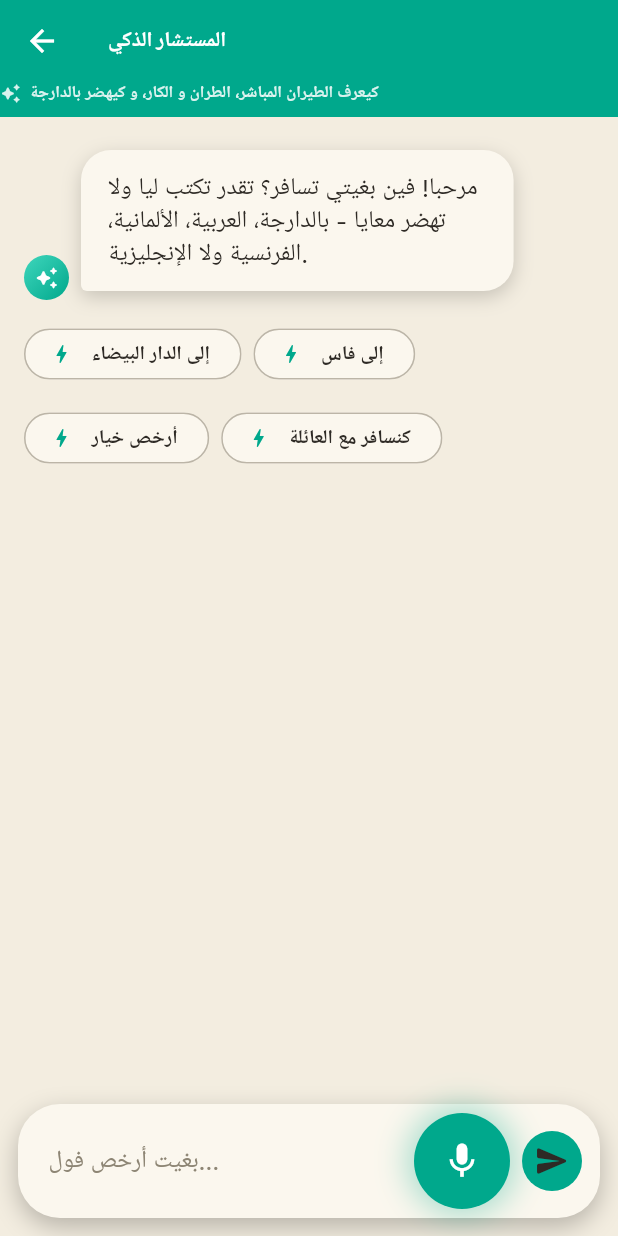
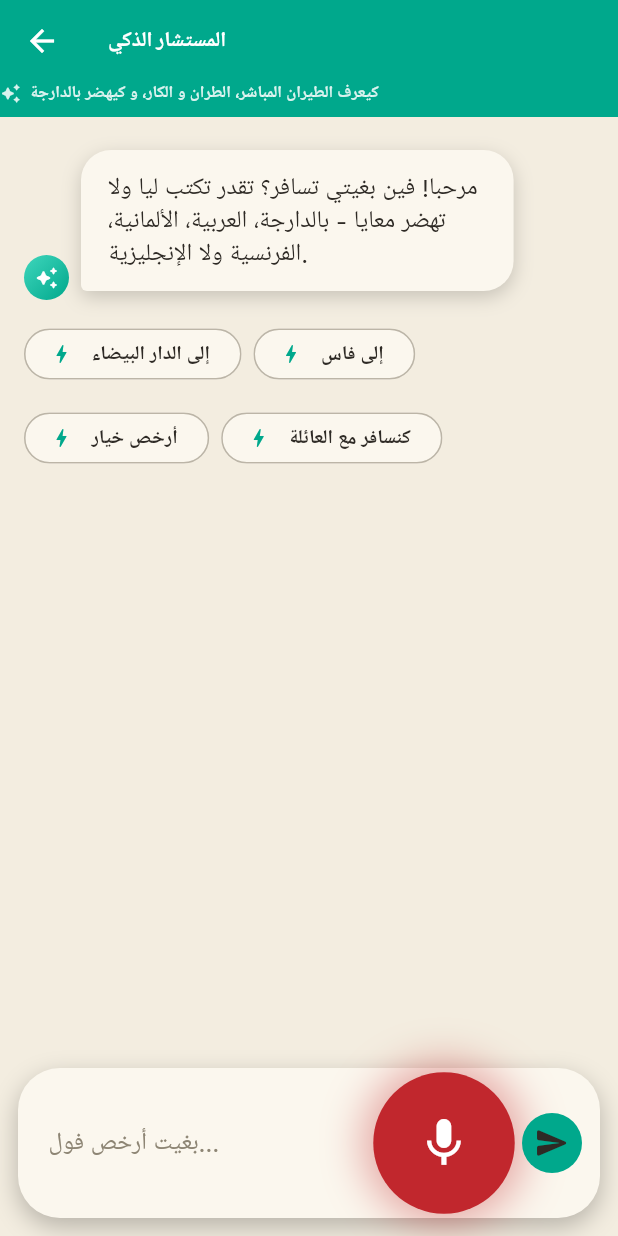
Before and after one commit to bakr1100-cyber/Bakr, a Flutter app: the AiChatScreen screen opened directly, after a tap on the "mic none" icon, on a phone screen of 412 x 824 dp. Run offline on Flutter 3.47's test engine with Material 3 defaults, Android fonts, the phone set to English and light mode, and no system bars; our stand-ins replace firebase_core, firebase_messaging, flutter_local_notifications, flutter_tts, google_fonts, shared_preferences and 1 more; accounts and stored records are empty.

Commit message:
Make the mic button's listening state unmistakable, not just color-coded
The button was red while idle and green while listening - backwards from
the near-universal 'record button turns red while recording' convention
(camera apps, voice memos) - and was reported live as being mistaken for
the opposite, leading to speaking into a mic that wasn't actually
listening. Swapped the colors to match that convention, and it now also
grows noticeably larger and gently pulses while listening, so the state
reads correctly even without relying on color alone.

```diff
--- a/lib/widgets/voice_mic_button.dart
+++ b/lib/widgets/voice_mic_button.dart
@@ -3,7 +3,14 @@ import 'package:flutter/material.dart';
 import '../core/localization/app_localizations.dart';
 import '../core/theme/app_theme.dart';
 
-class VoiceMicButton extends StatelessWidget {
+/// Per explicit user feedback: the button used to be red while idle and
+/// green while listening - which is backwards from the near-universal
+/// "record button turns red while recording" convention (camera apps,
+/// voice memos), and was genuinely mistaken for the opposite. Listening is
+/// now red (matching that convention) and idle is green; it also grows
+/// larger and gently pulses while listening, so the state is unmistakable
+/// even without reading the color at all.
+class VoiceMicButton extends StatefulWidget {
   const VoiceMicButton({
     super.key,
     required this.isListening,
@@ -14,38 +21,87 @@ class VoiceMicButton extends StatelessWidget {
   final VoidCallback? onPressed;
 
   @override
+  State<VoiceMicButton> createState() => _VoiceMicButtonState();
+}
+
+class _VoiceMicButtonState extends State<VoiceMicButton>
+    with SingleTickerProviderStateMixin {
+  static const _idleSize = 64.0;
+  static const _listeningSize = 88.0;
+
+  late final AnimationController _pulseController = AnimationController(
+    vsync: this,
+    duration: const Duration(milliseconds: 900),
+  );
+  late final Animation<double> _pulse = Tween<double>(begin: 1, end: 1.08).animate(
+    CurvedAnimation(parent: _pulseController, curve: Curves.easeInOut),
+  );
+
+  @override
+  void didUpdateWidget(VoiceMicButton oldWidget) {
+    super.didUpdateWidget(oldWidget);
+    _syncPulse();
+  }
+
+  @override
+  void didChangeDependencies() {
+    super.didChangeDependencies();
+    _syncPulse();
+  }
+
+  void _syncPulse() {
+    if (widget.isListening && !AppMotion.reduced(context)) {
+      if (!_pulseController.isAnimating) _pulseController.repeat(reverse: true);
+    } else {
+      _pulseController.stop();
+      _pulseController.value = 0;
+    }
+  }
+
+  @override
+  void dispose() {
+    _pulseController.dispose();
+    super.dispose();
+  }
+
+  @override
   Widget build(BuildContext context) {
     final scheme = Theme.of(context).colorScheme;
-    final enabled = onPressed != null;
+    final enabled = widget.onPressed != null;
+    final size = widget.isListening ? _listeningSize : _idleSize;
+
     return AnimatedOpacity(
       duration: AppMotion.fast,
       opacity: enabled ? 1 : 0.4,
+      child: ScaleTransition(
+        scale: _pulse,
         child: AnimatedContainer(
-        duration: AppMotion.fast,
+          duration: AppMotion.medium,
           curve: AppMotion.curve,
-        width: 64,
-        height: 64,
+          width: size,
+          height: size,
           decoration: BoxDecoration(
             shape: BoxShape.circle,
-          color: isListening ? scheme.primary : scheme.secondary,
-          boxShadow: isListening
+            color: widget.isListening ? scheme.secondary : scheme.primary,
+            boxShadow: widget.isListening
                 ? [
                     BoxShadow(
-                    color: scheme.primary.withValues(alpha: 0.35),
-                    blurRadius: 18,
-                    spreadRadius: 4,
+                      color: scheme.secondary.withValues(alpha: 0.4),
+                      blurRadius: 22,
+                      spreadRadius: 6,
                     ),
                   ]
                 : null,
           ),
           child: IconButton(
-          tooltip:
-              AppLocalizations.of(context).t(isListening ? 'stopVoiceInput' : 'startVoiceInput'),
-          onPressed: onPressed,
+            tooltip: AppLocalizations.of(context)
+                .t(widget.isListening ? 'stopVoiceInput' : 'startVoiceInput'),
+            onPressed: widget.onPressed,
             icon: Icon(
-            isListening ? Icons.mic : Icons.mic_none_rounded,
+              widget.isListening ? Icons.mic : Icons.mic_none_rounded,
               color: Colors.white,
-            size: 28,
+              size: widget.isListening ? 36 : 28,
+            ),
           ),
         ),
       ),
```
Lines whose indentation alone changed are shown as unchanged.
